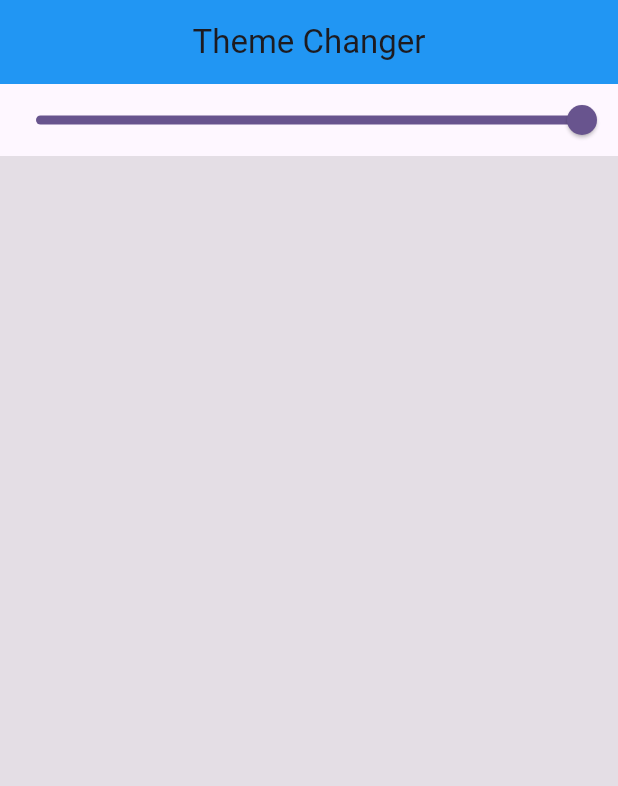
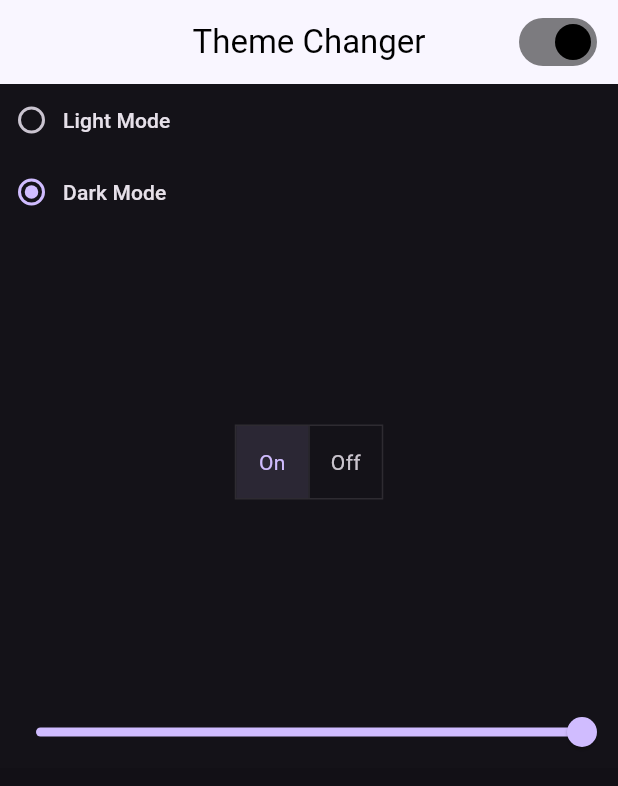
Before and after one commit to saadahmed0147/Theme-Changer-App-Flutter, a Flutter app: the screen it shows after launch, on a phone screen of 412 x 824 dp. Shown: the top 786 px of the screen. Run offline on Flutter 3.47's test engine with Material 3 defaults, Android fonts, the phone set to English and light mode, and no system bars.

Commit message:
added switch and radiobuttons

```diff
--- a/lib/main.dart
+++ b/lib/main.dart
@@ -1,7 +1,7 @@
 import 'package:flutter/material.dart';
 import 'package:provider/provider.dart';
 import 'package:theme_changer/providers/theme_changer_provider.dart';
-import 'package:theme_changer/screens/theme_changer.dart';
+import 'package:theme_changer/screens/home_screen.dart';
 
 void main() {
   runApp(const MyApp());
@@ -17,17 +17,34 @@ class MyApp extends StatelessWidget {
         providers: [
           ChangeNotifierProvider(
             create: (_) => ThemeChangerProvider(),
-        )
+          ),
+          ChangeNotifierProvider(
+            create: (_) => SliderProvider(),
+          ),
         ],
-      child: MaterialApp(
+        child: Builder(
+          builder: (context) {
+            final provider = Provider.of<ThemeChangerProvider>(context);
+            return MaterialApp(
               debugShowCheckedModeBanner: false,
               title: 'Flutter Demo',
+              themeMode: provider.themeMode,
+              darkTheme: ThemeData(
+                  brightness: Brightness.dark,
+                  appBarTheme: const AppBarTheme(
+                    foregroundColor: Colors.black,
+                    color: Colors.white,
+                  )),
               theme: ThemeData(
-          colorScheme: ColorScheme.fromSeed(seedColor: Colors.deepPurple),
+                appBarTheme: const AppBarTheme(
+                  foregroundColor: Colors.white,
+                  color: Colors.black,
+                ),
                 useMaterial3: true,
               ),
-        home: const ThemeChanger(),
-      ),
+              home: const HomeScreen(),
             );
+          },
+        ));
   }
 }
--- a/lib/providers/theme_changer_provider.dart
+++ b/lib/providers/theme_changer_provider.dart
@@ -1,6 +1,16 @@
 import 'package:flutter/material.dart';
 
 class ThemeChangerProvider with ChangeNotifier {
+  ThemeMode _themeMode = ThemeMode.dark;
+  ThemeMode get themeMode => _themeMode;
+
+  void setTheme(theme) {
+    _themeMode = theme;
+    notifyListeners();
+  }
+}
+
+class SliderProvider with ChangeNotifier {
   double _value = 10;
   double get value => _value;
 
--- /dev/null
+++ b/lib/screens/home_screen.dart
@@ -0,0 +1,96 @@
+import 'package:flutter/material.dart';
+import 'package:provider/provider.dart';
+import 'package:theme_changer/providers/theme_changer_provider.dart';
+
+class HomeScreen extends StatefulWidget {
+  const HomeScreen({super.key});
+
+  @override
+  State<HomeScreen> createState() => _HomeScreenState();
+}
+
+class _HomeScreenState extends State<HomeScreen> {
+  bool isSwitched = false;
+  @override
+  Widget build(BuildContext context) {
+    final provider = Provider.of<ThemeChangerProvider>(context);
+    final sliderProvider = Provider.of<SliderProvider>(context);
+    return Scaffold(
+      appBar: AppBar(
+        elevation: 10,
+        centerTitle: true,
+        title: const Text('Theme Changer'),
+        actions: [
+          Padding(
+            padding: const EdgeInsets.all(10),
+            child: Switch(
+                activeColor: Colors.black,
+                value: provider.themeMode == ThemeMode.dark,
+                onChanged: ((value) {
+                  provider.setTheme(value ? ThemeMode.dark : ThemeMode.light);
+                })),
+          )
+        ],
+      ),
+      body: Column(
+        mainAxisAlignment: MainAxisAlignment.center,
+        crossAxisAlignment: CrossAxisAlignment.center,
+        children: [
+          RadioMenuButton<ThemeMode>(
+              value: ThemeMode.light,
+              groupValue: provider.themeMode,
+              onChanged: (v) {
+                provider.setTheme(ThemeMode.light);
+              },
+              child: const Text('Light Mode')),
+          RadioMenuButton<ThemeMode>(
+            value: ThemeMode.dark,
+            groupValue: provider.themeMode,
+            onChanged: (v) {
+              provider.setTheme(ThemeMode.dark);
+            },
+            child: const Text('Dark Mode'),
+          ),
+          Expanded(
+            child: Center(
+              child: ToggleButtons(
+                  onPressed: (index) {
+                    provider.setTheme(
+                        index == 0 ? ThemeMode.dark : ThemeMode.light);
+                  },
+                  isSelected: [
+                    provider.themeMode == ThemeMode.dark,
+                    provider.themeMode == ThemeMode.light
+                  ],
+                  children: const [
+                    Text('On'),
+                    Text('Off')
+                  ]),
+            ),
+          ),
+          Consumer<SliderProvider>(
+            builder: (context, value, child) {
+              return Slider(
+                min: 1,
+                max: 10,
+                value: sliderProvider.value,
+                onChanged: (val) {
+                  sliderProvider.setValue(val);
+                },
+              );
+            },
+          ),
+          Consumer<SliderProvider>(
+            builder: (context, value, child) {
+              return Expanded(
+                child: Container(
+                  color: Colors.black.withOpacity((11 - value.value) / 10),
+                ),
+              );
+            },
+          ),
+        ],
+      ),
+    );
+  }
+}
--- a/lib/screens/theme_changer.dart
+++ /dev/null
@@ -1,48 +0,0 @@
-import 'package:flutter/material.dart';
-import 'package:provider/provider.dart';
-import 'package:theme_changer/providers/theme_changer_provider.dart';
-
-class ThemeChanger extends StatefulWidget {
-  const ThemeChanger({super.key});
-
-  @override
-  State<ThemeChanger> createState() => _ThemeChangerState();
-}
-
-class _ThemeChangerState extends State<ThemeChanger> {
-  @override
-  Widget build(BuildContext context) {
-    final provider = Provider.of<ThemeChangerProvider>(context, listen: false);
-    return Scaffold(
-        appBar: AppBar(
-          centerTitle: true,
-          backgroundColor: Colors.blue,
-          title: const Text('Theme Changer'),
-        ),
-        body: Column(
-          children: [
-            Consumer<ThemeChangerProvider>(
-              builder: (context, value, child) {
-                return Slider(
-                  min: 1,
-                  max: 10,
-                  value: provider.value,
-                  onChanged: (val) {
-                    provider.setValue(val);
-                  },
-                );
-              },
-            ),
-            Consumer<ThemeChangerProvider>(
-              builder: (context, value, child) {
-                return Expanded(
-                  child: Container(
-                    color: Colors.black.withOpacity((11 - value.value) / 10),
-                  ),
-                );
-              },
-            ),
-          ],
-        ));
-  }
-}
```
Lines whose indentation alone changed are shown as unchanged.
